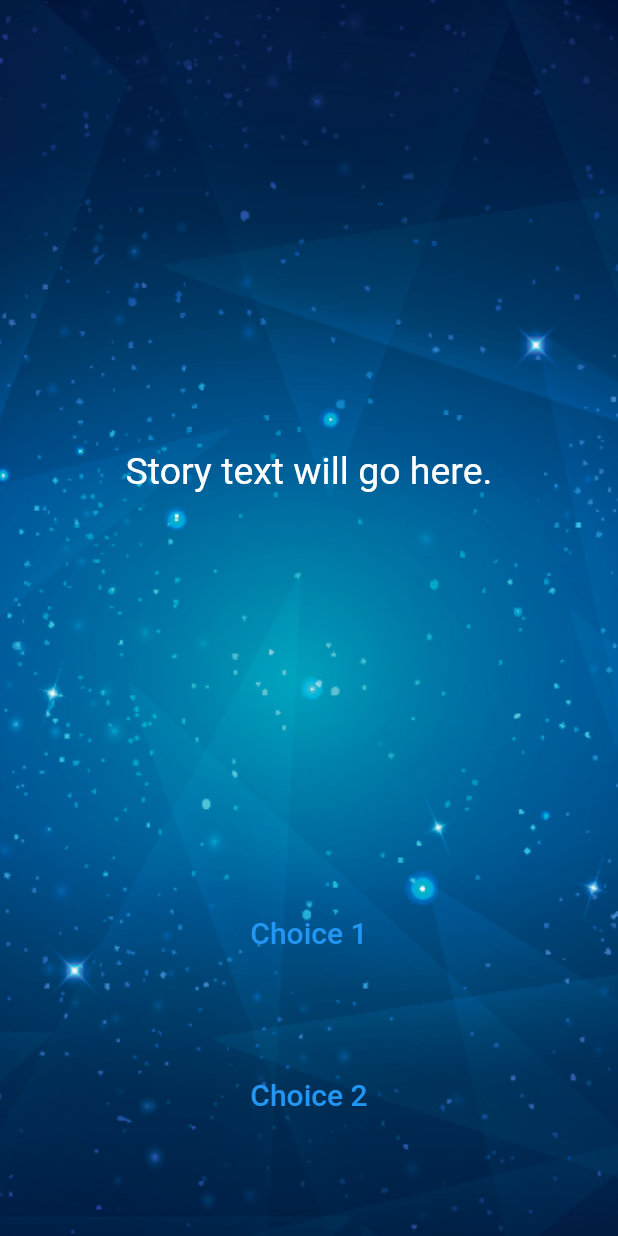
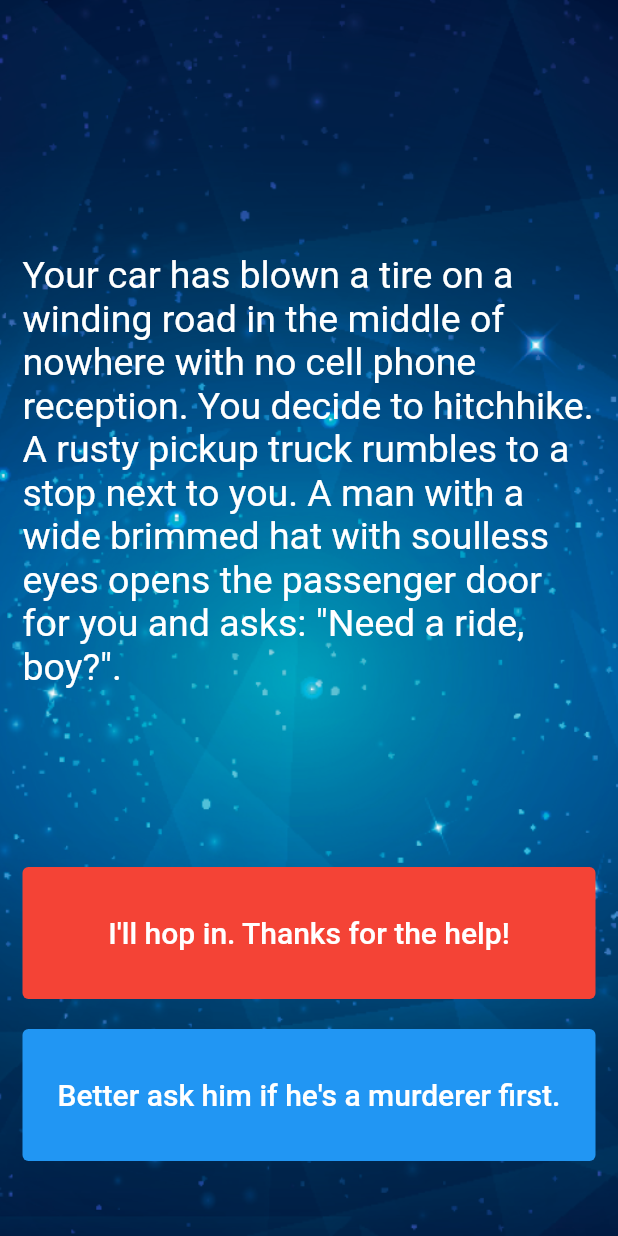
Before and after one commit to Jasil-kk/destini, a Flutter app: the screen it shows after launch, on a phone screen of 412 x 824 dp. Run offline on Flutter 3.47's test engine with Material 2 defaults, Android fonts, the phone set to English and light mode, and no system bars.

Commit message:
added functionalities

```diff
--- a/lib/main.dart
+++ b/lib/main.dart
@@ -1,6 +1,5 @@
+import 'story_brain.dart';
 import 'package:flutter/material.dart';
-
-//TODO: Step 15 - Run the app and see if you can see the screen update with the first story. Delete this TODO if it looks as you expected.
 
 void main() => runApp(Destini());
 
@@ -14,7 +13,7 @@ class Destini extends StatelessWidget {
   }
 }
 
-//TODO: Step 9 - Create a new storyBrain object from the StoryBrain class.
+StoryBrain storyBrain = StoryBrain();
 
 class StoryPage extends StatefulWidget {
   _StoryPageState createState() => _StoryPageState();
@@ -25,8 +24,9 @@ class _StoryPageState extends State<StoryPage> {
   Widget build(BuildContext context) {
     return Scaffold(
       body: Container(
-        decoration: BoxDecoration(image: DecorationImage(image: AssetImage("images/background.png"),fit: BoxFit.cover)),
-        //TODO: Step 1 - Add background.png to this Container as a background image.
+        decoration: BoxDecoration(
+            image: DecorationImage(
+                image: AssetImage("images/background.png"), fit: BoxFit.cover)),
         padding: EdgeInsets.symmetric(vertical: 50.0, horizontal: 15.0),
         constraints: BoxConstraints.expand(),
         child: SafeArea(
@@ -37,8 +37,7 @@ class _StoryPageState extends State<StoryPage> {
                 flex: 12,
                 child: Center(
                   child: Text(
-                    //TODO: Step 10 - use the storyBrain to get the first story title and display it in this Text Widget.
-                    'Story text will go here.',
+                    storyBrain.getStory(),
                     style: TextStyle(
                       fontSize: 25.0,
                     ),
@@ -49,17 +48,17 @@ class _StoryPageState extends State<StoryPage> {
                 flex: 2,
                 child: TextButton(
                   onPressed: () {
-
                     //Choice 1 made by user.
-                    //TODO: Step 18 - Call the nextStory() method from storyBrain and pass the number 1 as the choice made by the user.
+                    setState(() {
+                      storyBrain.nextStory(1);
+                    });
                   },
+                  style: ButtonStyle(
+                      backgroundColor: MaterialStateProperty.all(Colors.red)),
                   // color: Colors.red,
                   child: Text(
-                    //TODO: Step 13 - Use the storyBrain to get the text for choice 1.
-                    'Choice 1',
-                    style: TextStyle(
-                      fontSize: 20.0,
-                    ),
+                    storyBrain.getChoice1(),
+                    style: TextStyle(fontSize: 20.0, color: Colors.white),
                   ),
                 ),
               ),
@@ -68,19 +67,21 @@ class _StoryPageState extends State<StoryPage> {
               ),
               Expanded(
                 flex: 2,
-                //TODO: Step 26 - Use a Flutter Visibility Widget to wrap this FlatButton.
-                //TODO: Step 28 - Set the "visible" property of the Visibility Widget to equal the output from the buttonShouldBeVisible() method in the storyBrain.
-                child: TextButton(
-                  onPressed: () {
-                    //Choice 2 made by user.
-                    //TODO: Step 19 - Call the nextStory() method from storyBrain and pass the number 2 as the choice made by the user.
-                  },
-                  // color: Colors.blue,
-                  child: Text(
-                    //TODO: Step 14 - Use the storyBrain to get the text for choice 2.
-                    'Choice 2',
-                    style: TextStyle(
-                      fontSize: 20.0,
+                child: Visibility(
+                  visible: storyBrain.buttonShouldBeVisible(),
+                  child: TextButton(
+                    onPressed: () {
+                      //Choice 2 made by user.
+                      setState(() {
+                        storyBrain.nextStory(2);
+                      });
+                    },
+                    style: ButtonStyle(
+                        backgroundColor:
+                            MaterialStateProperty.all(Colors.blue)),
+                    child: Text(
+                      storyBrain.getChoice2(),
+                      style: TextStyle(fontSize: 20.0, color: Colors.white),
                     ),
                   ),
                 ),
@@ -92,7 +93,3 @@ class _StoryPageState extends State<StoryPage> {
     );
   }
 }
-
-//TODO: Step 24 - Run the app and try to figure out what code you need to add to this file to make the story change when you press on the choice buttons.
-
-//TODO: Step 29 - Run the app and test it against the Story Outline to make sure you've completed all the steps. The code for the completed app can be found here: https://github.com/londonappbrewery/destini-challenge-completed/
```
Also changed, not shown: lib/story.dart (+7 -4 lines), lib/story_brain.dart (+71 -51 lines).
